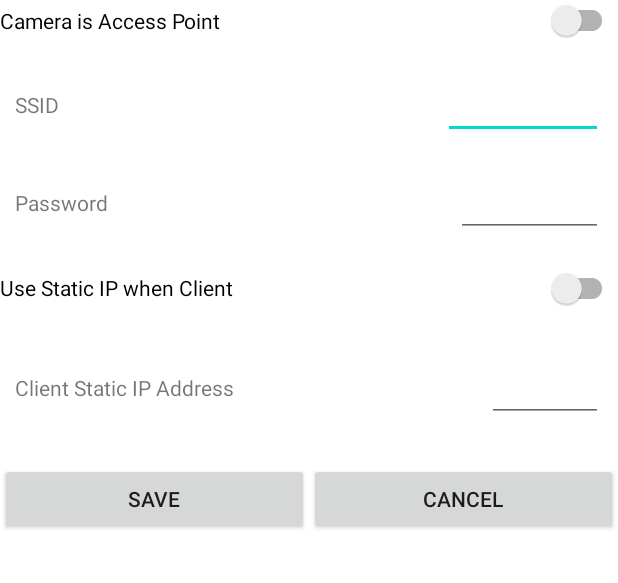
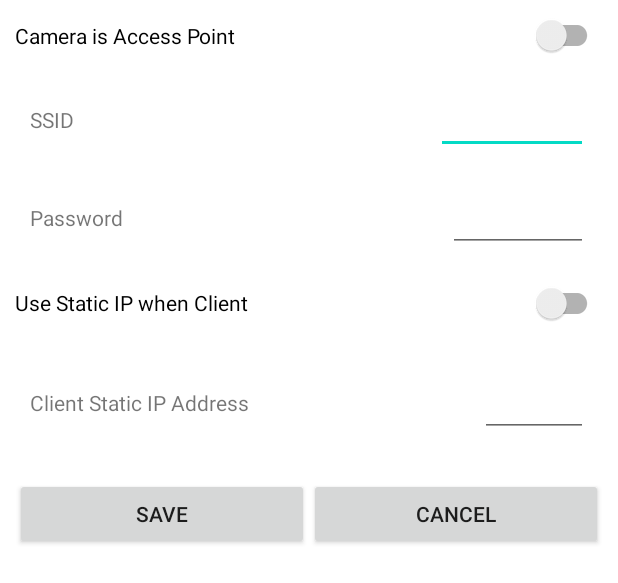
Before and after one commit to yaturner/tcamViewer-Pro, an Android app: the layout fragment_wifi_settings.xml on its own in the app's theme, with its tools: preview values and no code run, on a phone screen of 412 x 824 dp. Shown: the top 583 px of the screen. Run offline under Robolectric (Android 15) with nearby library versions, the phone set to English and light mode, and no system bars.

Commit message:
minor fixes

```diff
--- a/app/src/main/res/layout/fragment_wifi_settings.xml
+++ b/app/src/main/res/layout/fragment_wifi_settings.xml
@@ -12,6 +12,7 @@
     <androidx.constraintlayout.widget.ConstraintLayout
         android:layout_width="match_parent"
         android:layout_height="wrap_content"
+        android:layout_margin="10dp"
         tools:context=".ui.settings.wifiSettingsFragment">
 
         <include layout="@layout/guidelines"/>
```
Also changed, not shown: app/src/main/java/com/darcangel/acam/ui/settings/SettingsFragment.java (+2 -5 lines).
